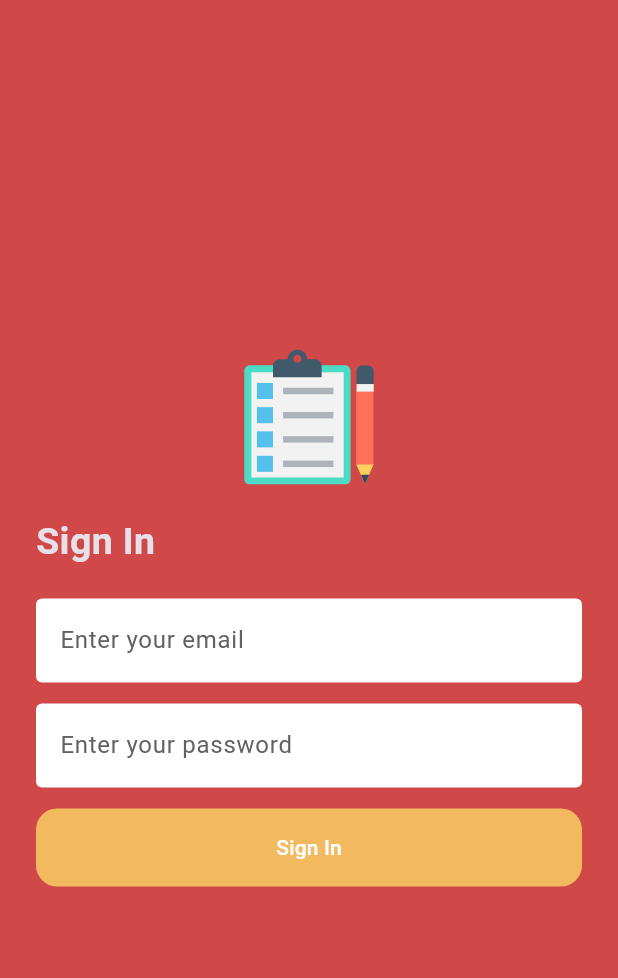
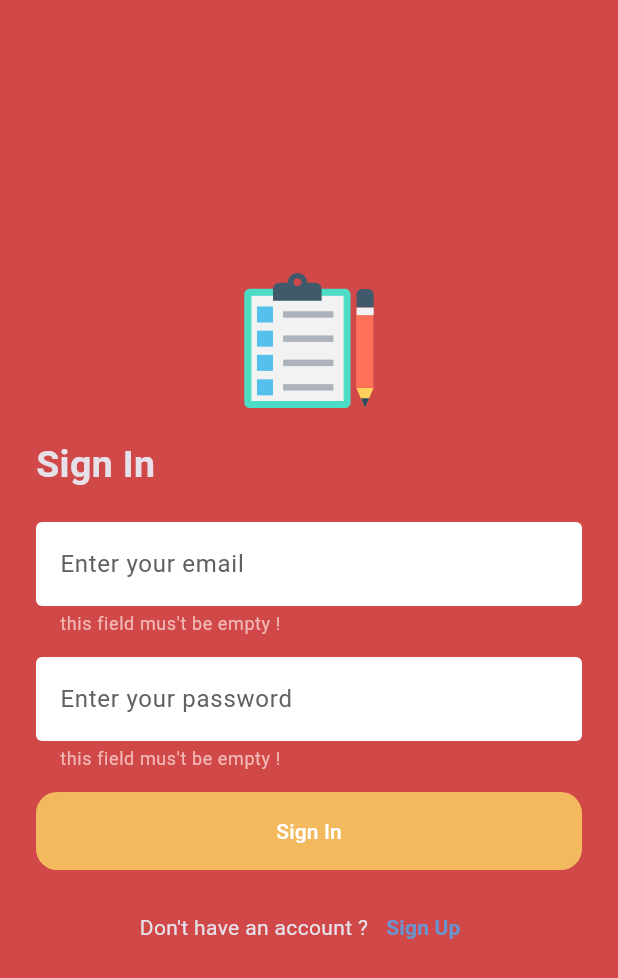
Before and after one commit to Nidjd/notes, a Flutter app: the screen it shows after launch, after a tap on "Sign In", on a phone screen of 412 x 824 dp. Shown: the top 978 px of the screen. Run offline on Flutter 3.47's test engine with Material 3 defaults, Android fonts, the phone set to English and light mode, and no system bars; our stand-ins replace flutter_svg, go_router.

Commit message:
the Ui of login and register is done.

```diff
--- /dev/null
+++ b/lib/core/widgets/custom_simple_text_button_without_background.dart
@@ -0,0 +1,19 @@
+import 'package:flutter/material.dart';
+import 'package:notes/constants.dart';
+
+class CustomSimpleTextButton extends StatelessWidget {
+  const CustomSimpleTextButton(
+      {super.key, required this.onPressed, required this.text});
+  final void Function() onPressed;
+  final String text;
+
+  @override
+  Widget build(BuildContext context) {
+    return TextButton(
+        onPressed: onPressed,
+        child: Text(
+          text,
+          style: const TextStyle(color: fourthColor, fontWeight: FontWeight.bold),
+        ));
+  }
+}
--- /dev/null
+++ b/lib/core/widgets/custom_text_button.dart
@@ -0,0 +1,37 @@
+import 'package:flutter/material.dart';
+
+class CustomTextButton extends StatelessWidget {
+  const CustomTextButton({
+    super.key,
+    required this.text,
+    required this.onPressed,
+    required this.color,
+  });
+  final String text;
+  final void Function() onPressed;
+  final Color color;
+
+  @override
+  Widget build(BuildContext context) {
+    return TextButton(
+      style: ButtonStyle(
+          backgroundColor: MaterialStatePropertyAll(
+            color,
+          ),
+          padding: const MaterialStatePropertyAll(
+            EdgeInsets.all(
+              16,
+            ),
+          ),
+          shape: MaterialStatePropertyAll(
+              RoundedRectangleBorder(borderRadius: BorderRadius.circular(14)))),
+      onPressed: onPressed,
+      child: Text(
+        text,
+        style: const TextStyle(
+          color: Colors.white,
+        ),
+      ),
+    );
+  }
+}
--- a/lib/core/widgets/custom_text_form_field.dart
+++ b/lib/core/widgets/custom_text_form_field.dart
@@ -1,21 +1,23 @@
-
 import 'package:flutter/material.dart';
 
 class CustomTextFormField extends StatelessWidget {
   const CustomTextFormField({
     super.key,
-    required this.emailController,
     required this.hintText,
     this.isPassword = false,
+    required this.controller,
   });
 
-  final TextEditingController emailController;
+  final TextEditingController controller;
   final String hintText;
   final bool isPassword;
 
   @override
   Widget build(BuildContext context) {
     return TextFormField(
+      style: const TextStyle(
+        color: Colors.black,
+      ),
       decoration: InputDecoration(
         border: const OutlineInputBorder(
           borderSide: BorderSide.none,
@@ -27,12 +29,12 @@ class CustomTextFormField extends StatelessWidget {
           color: Colors.grey[700],
         ),
       ),
-      controller: emailController,
+      controller: controller,
       validator: (value) {
-        if (value!.isEmpty) {
+        if (value == '') {
           return 'this field mus\'t be empty !';
         }
-        return'';
+
       },
       obscureText: isPassword,
     );
--- a/lib/features/auth/presentation/views/sign_in.dart
+++ b/lib/features/auth/presentation/views/sign_in.dart
@@ -4,88 +4,17 @@ import 'package:flutter_svg/svg.dart';
 import 'package:notes/constants.dart';
 
 import 'package:notes/core/utils/assets.dart';
+import 'package:notes/core/widgets/custom_text_button.dart';
 import 'package:notes/core/widgets/custom_text_form_field.dart';
+import 'package:notes/features/auth/presentation/views/widgets/sign_in_body.dart';
 
-class SignInScreen extends StatefulWidget {
+class SignInScreen extends StatelessWidget {
   const SignInScreen({super.key});
 
   @override
-  State<SignInScreen> createState() => _SignInScreenState();
-}
-
-class _SignInScreenState extends State<SignInScreen> {
-  final emailController = TextEditingController();
-  final passwordController = TextEditingController();
-
-  @override
-  void dispose() {
-    emailController.dispose();
-    passwordController.dispose();
-    super.dispose();
-  }
-
-  @override
   Widget build(BuildContext context) {
-    return Scaffold(
-      body: SafeArea(
-        child: Padding(
-          padding: const EdgeInsets.all(24.0),
-          child: Column(
-            crossAxisAlignment: CrossAxisAlignment.stretch,
-            mainAxisAlignment: MainAxisAlignment.center,
-            children: [
-              SvgPicture.asset(
-                DataAssets.logo,
-                height: 90,
-              ),
-              const SizedBox(
-                height: 20,
-              ),
-              const Text(
-                'Sign In',
-                style: TextStyle(fontSize: 25, fontWeight: FontWeight.w600),
-              ),
-              const SizedBox(
-                height: 20,
-              ),
-              CustomTextFormField(
-                emailController: emailController,
-                hintText: 'Enter your email ',
-              ),
-              const SizedBox(
-                height: 14,
-              ),
-              CustomTextFormField(
-                emailController: emailController,
-                hintText: 'Enter your password ',
-              ),
-              const SizedBox(
-                height: 14,
-              ),
-              TextButton(
-                style:  ButtonStyle(
-                  backgroundColor: const MaterialStatePropertyAll(
-                    secondryColor,
-                  ),
-                  padding: const MaterialStatePropertyAll(
-                    EdgeInsets.all(
-                      16,
-                    ),
-                  ),
-                  shape:   MaterialStatePropertyAll(RoundedRectangleBorder(borderRadius: BorderRadius.circular(14)))
-                ),
-                onPressed: () {},
-                child: const Text(
-                  'Sign In',
-                  style: TextStyle(
-                    color: Colors.white,
-                  ),
-                ),
-              ),
-            ],
-          ),
-        ),
-      ),
+    return const Scaffold(
+      body: SignInBody(),
     );
   }
 }
--- /dev/null
+++ b/lib/features/auth/presentation/views/widgets/sign_in_body.dart
@@ -0,0 +1,103 @@
+import 'package:flutter/material.dart';
+import 'package:flutter_svg/svg.dart';
+import 'package:go_router/go_router.dart';
+import 'package:notes/constants.dart';
+import 'package:notes/core/utils/assets.dart';
+import 'package:notes/core/utils/router_app.dart';
+import 'package:notes/core/widgets/custom_simple_text_button_without_background.dart';
+import 'package:notes/core/widgets/custom_text_button.dart';
+import 'package:notes/core/widgets/custom_text_form_field.dart';
+
+class SignInBody extends StatefulWidget {
+  const SignInBody({
+    super.key,
+  });
+
+  @override
+  State<SignInBody> createState() => _SignInBodyState();
+}
+
+class _SignInBodyState extends State<SignInBody> {
+  final emailController = TextEditingController();
+  final passwordController = TextEditingController();
+  final key = GlobalKey<FormState>();
+
+  @override
+  void dispose() {
+    emailController.dispose();
+    passwordController.dispose();
+    super.dispose();
+  }
+
+  @override
+  Widget build(BuildContext context) {
+    return SafeArea(
+      child: Padding(
+        padding: const EdgeInsets.all(24.0),
+        child: Center(
+          child: Form(
+            key: key,
+            child: ListView(
+              shrinkWrap: true,
+              children: [
+                SvgPicture.asset(
+                  DataAssets.logo,
+                  height: 90,
+                ),
+                const SizedBox(
+                  height: 20,
+                ),
+                const Text(
+                  'Sign In',
+                  style: TextStyle(fontSize: 25, fontWeight: FontWeight.w600),
+                ),
+                const SizedBox(
+                  height: 20,
+                ),
+                CustomTextFormField(
+                  controller: emailController,
+                  hintText: 'Enter your email ',
+                ),
+                const SizedBox(
+                  height: 14,
+                ),
+                CustomTextFormField(
+                  controller: passwordController,
+                  hintText: 'Enter your password ',
+                  isPassword: true,
+                ),
+                const SizedBox(
+                  height: 14,
+                ),
+                CustomTextButton(
+                  color: secondryColor,
+                  onPressed: () {
+                    if (key.currentState!.validate()) {
+
+                    }
+                  },
+                  text: 'Sign In',
+                ),
+                const SizedBox(
+                  height: 14,
+                ),
+                Row(
+                  mainAxisAlignment: MainAxisAlignment.center,
+                  children: [
+                    const Text('Don\'t have an account ?'),
+                    CustomSimpleTextButton(
+                      onPressed: () {
+                        GoRouter.of(context).push(AppRouter.kSignUpRoute);
+                      },
+                      text: 'Sign Up',
+                    ),
+                  ],
+                ),
+              ],
+            ),
+          ),
+        ),
+      ),
+    );
+  }
+}
```
Also changed, not shown: lib/core/utils/show_alert.dart (added, +16 -0 lines), lib/features/auth/presentation/views/sign_up.dart (+5 -2 lines), lib/features/auth/presentation/views/widgets/sign_up_body.dart (added, +119 -0 lines).
